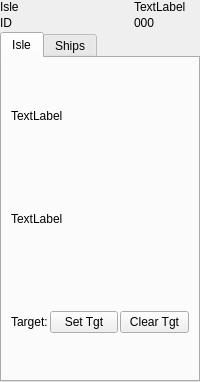
Qt form waterobjectinfo.ui (ngc42/WaterWorld) before a commit.
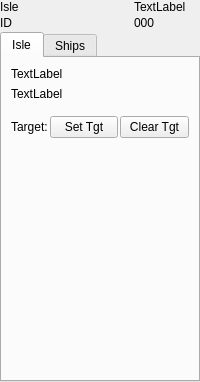
The same form after that commit. The open tabs and pages were chosen to show the change.

What changed in the file:
```diff
--- a/waterobjectinfo.ui
+++ b/waterobjectinfo.ui
@@ -261,6 +261,19 @@
              </layout>
             </widget>
            </item>
+           <item>
+            <spacer name="verticalSpacer_5">
+             <property name="orientation">
+              <enum>Qt::Vertical</enum>
+             </property>
+             <property name="sizeHint" stdset="0">
+              <size>
+               <width>20</width>
+               <height>40</height>
+              </size>
+             </property>
+            </spacer>
+           </item>
           </layout>
          </widget>
          <widget class="QWidget" name="pship">
```
Left out of the diff: 38 changed lines with no effect on the pictures.
